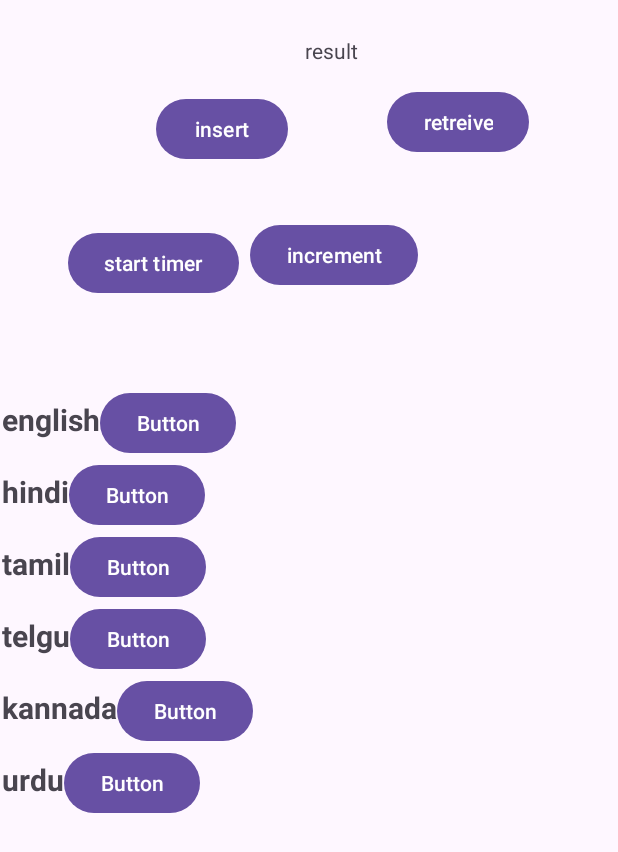
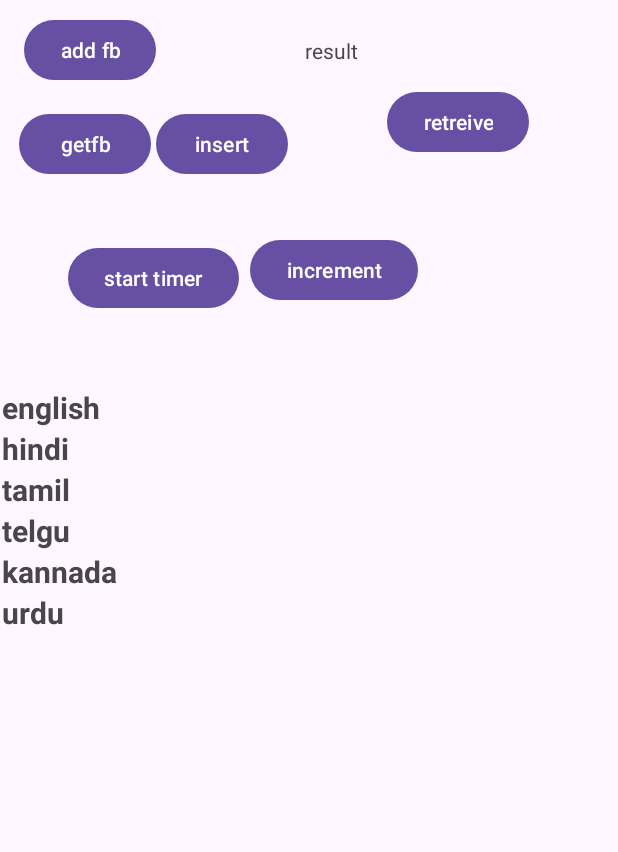
Before and after one commit to abdultanveer/paypal2, an Android app: the screen it shows after launch (DataActivity), on a phone screen of 412 x 824 dp. Shown: the top 852 px of the screen. Run offline under Robolectric (Android 15) with nearby library versions, the phone set to English and light mode, and no system bars; our stand-ins replace Firebase (no records; nobody signed in at launch, a user with empty details on screens opened directly), Room's generated code.

Commit message:
get and set data to firestore

```diff
--- a/app/build.gradle.kts
+++ b/app/build.gradle.kts
@@ -2,6 +2,7 @@ plugins {
     alias(libs.plugins.android.application)
     alias(libs.plugins.jetbrains.kotlin.android)
     alias(libs.plugins.ksp.android)
+    alias(libs.plugins.google.gms.google.services)
 
 }
 
@@ -43,6 +44,7 @@ dependencies {
     implementation(libs.androidx.appcompat)
     implementation(libs.material)
     implementation(libs.androidx.room.ktx)
+    implementation(libs.firebase.firestore)
     ksp(libs.androidx.room.compiler)
     implementation(libs.androidx.activity)
     implementation(libs.androidx.constraintlayout)
--- a/app/src/main/res/layout/activity_data.xml
+++ b/app/src/main/res/layout/activity_data.xml
@@ -12,7 +12,7 @@
         android:layout_width="wrap_content"
         android:layout_height="wrap_content"
         android:layout_marginStart="62dp"
-        android:layout_marginTop="62dp"
+        android:layout_marginTop="72dp"
         android:layout_marginEnd="24dp"
         android:onClick="commitData"
         android:text="insert"
@@ -77,4 +77,25 @@
         app:layout_constraintEnd_toEndOf="parent"
         app:layout_constraintStart_toStartOf="parent"
         app:layout_constraintTop_toBottomOf="@+id/tvResult" />
+
+    <Button
+        android:id="@+id/btnAdd"
+        android:layout_width="wrap_content"
+        android:layout_height="wrap_content"
+        android:layout_marginStart="16dp"
+        android:layout_marginTop="9dp"
+        android:onClick="addFb"
+        android:text="add fb"
+        app:layout_constraintStart_toStartOf="parent"
+        app:layout_constraintTop_toTopOf="parent" />
+
+    <Button
+        android:id="@+id/btnGet"
+        android:layout_width="wrap_content"
+        android:layout_height="wrap_content"
+        android:layout_marginEnd="3dp"
+        android:onClick="getDataFb"
+        android:text="getfb"
+        app:layout_constraintBaseline_toBaselineOf="@+id/btnInsert"
+        app:layout_constraintEnd_toStartOf="@+id/btnInsert" />
 </androidx.constraintlayout.widget.ConstraintLayout>
--- a/app/src/main/res/layout/visiting_card.xml
+++ b/app/src/main/res/layout/visiting_card.xml
@@ -10,9 +10,4 @@
         android:textStyle="bold"
         android:textSize="20sp"
         android:text="TextView" />
-    <Button
-        android:id="@+id/btnVisitingcard"
-        android:layout_width="wrap_content"
-        android:layout_height="wrap_content"
-        android:text="Button" />
 </LinearLayout>
--- a/build.gradle.kts
+++ b/build.gradle.kts
@@ -3,5 +3,6 @@ plugins {
     alias(libs.plugins.android.application) apply false
     alias(libs.plugins.jetbrains.kotlin.android) apply false
     alias(libs.plugins.ksp.android) apply false
+    alias(libs.plugins.google.gms.google.services) apply false
 
 }
--- a/gradle/libs.versions.toml
+++ b/gradle/libs.versions.toml
@@ -13,6 +13,8 @@ roomCommon = "2.6.1"
 roomCompiler = "2.6.1"
 ksp = "1.9.20-1.0.14"
 roomKtx = "2.7.0-alpha07"
+googleGmsGoogleServices = "4.4.2"
+firebaseFirestore = "25.1.1"
 
 
 
@@ -28,8 +30,10 @@ androidx-constraintlayout = { group = "androidx.constraintlayout", name = "const
 androidx-room-common = { group = "androidx.room", name = "room-common", version.ref = "roomCommon" }
 androidx-room-compiler = { group = "androidx.room", name = "room-compiler", version.ref = "roomCompiler" }
 androidx-room-ktx = { group = "androidx.room", name = "room-ktx", version.ref = "roomKtx" }
+firebase-firestore = { group = "com.google.firebase", name = "firebase-firestore", version.ref = "firebaseFirestore" }
 
 [plugins]
 android-application = { id = "com.android.application", version.ref = "agp" }
 jetbrains-kotlin-android = { id = "org.jetbrains.kotlin.android", version.ref = "kotlin" }
 ksp-android = { id = "com.google.devtools.ksp", version.ref = "ksp" }
+google-gms-google-services = { id = "com.google.gms.google-services", version.ref = "googleGmsGoogleServices" }
```
Also changed, not shown: app/src/main/java/com/example/paypal/DataActivity.kt (+47 -1 lines).
